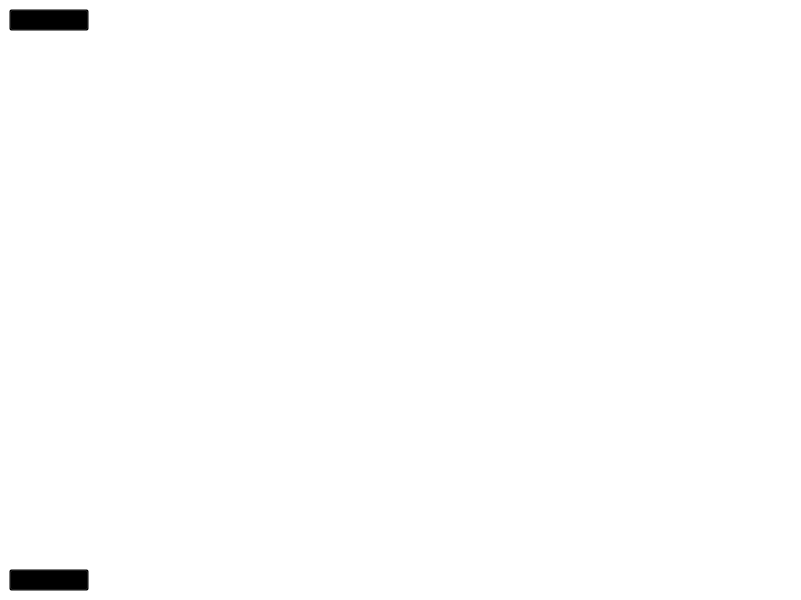
Before: the Qt Designer form pc/ui.ui in PongUIO/AndroidWars, drawn with Qt 5.
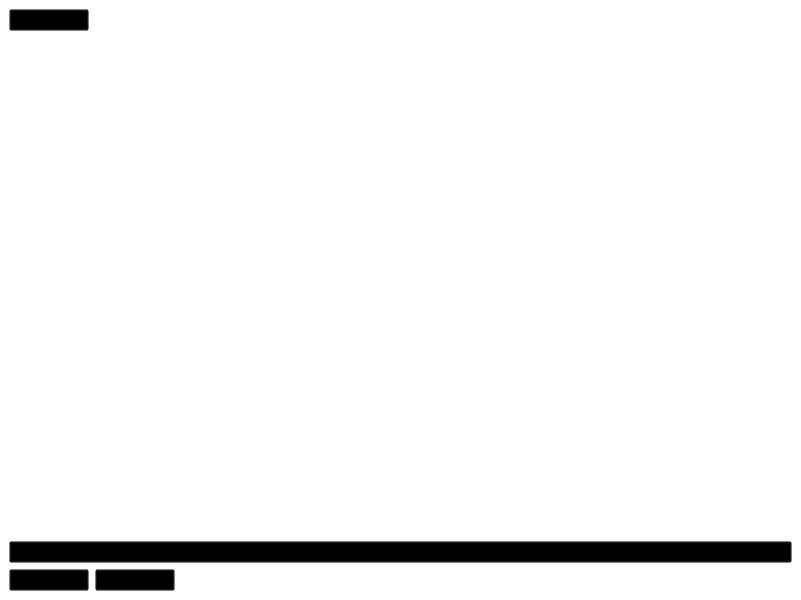
After: the same form once the commit is applied.

```diff
--- a/pc/ui.ui
+++ b/pc/ui.ui
@@ -205,7 +205,7 @@
    <layout class="QHBoxLayout" name="horizontalLayout">
     <item>
      <layout class="QGridLayout" name="gridLayout">
-      <item row="2" column="0">
+      <item row="4" column="0">
        <layout class="QHBoxLayout" name="horizontalLayout_2">
         <item>
          <layout class="QHBoxLayout" name="horizontalLayout_6">
@@ -216,6 +216,13 @@
             </property>
            </widget>
           </item>
+          <item>
+           <widget class="QPushButton" name="pushButton_4">
+            <property name="text">
+             <string>PushButton</string>
+            </property>
+           </widget>
+          </item>
           <item>
            <spacer name="horizontalSpacer">
             <property name="orientation">
@@ -274,6 +281,29 @@
         </item>
        </layout>
       </item>
+      <item row="1" column="0">
+       <spacer name="verticalSpacer">
+        <property name="orientation">
+         <enum>Qt::Vertical</enum>
+        </property>
+        <property name="sizeHint" stdset="0">
+         <size>
+          <width>20</width>
+          <height>40</height>
+         </size>
+        </property>
+       </spacer>
+      </item>
+      <item row="2" column="0">
+       <layout class="QHBoxLayout" name="horizontalLayout_7"/>
+      </item>
+      <item row="3" column="0">
+       <widget class="QPushButton" name="pushButton_3">
+        <property name="text">
+         <string>PushButton</string>
+        </property>
+       </widget>
+      </item>
      </layout>
     </item>
    </layout>
```
Left out of the diff: 13 changed lines with no effect on the pictures.
